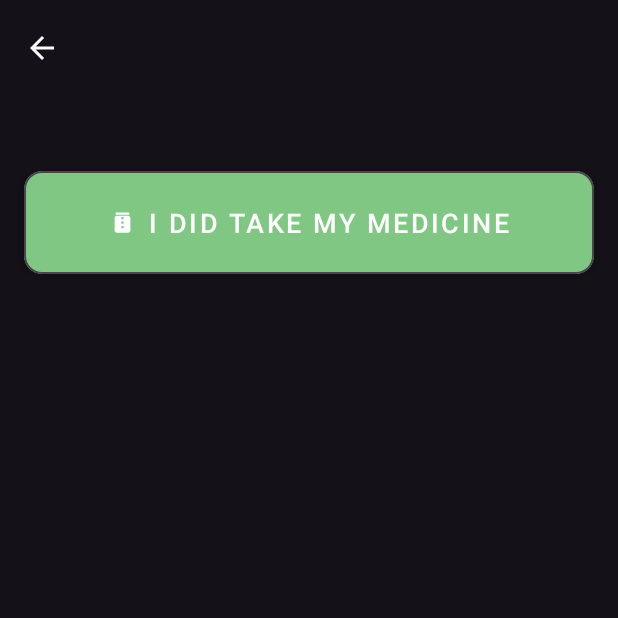
After one commit to m1tk/mhealthy, an Android app: the MedicineActivity screen opened directly, with no data from a screen before it, on a phone screen of 412 x 824 dp, the top half of it. The commit adds this screen. Run offline under Robolectric (Android 15) with nearby library versions, the phone set to English and light mode, and no system bars; network calls fail; 1 statement that could not run was skipped.

Commit message:
Adding medicine activity and fixing some minor display issues

```diff
--- a/mobile/app/src/main/AndroidManifest.xml
+++ b/mobile/app/src/main/AndroidManifest.xml
@@ -58,6 +58,9 @@
         <activity android:name=".ui.ActivityManagerActivity"
             android:exported="false" />
 
+        <activity android:name=".ui.MedicineActivity"
+            android:exported="false" />
+
         <activity android:name=".ui.SettingsActivity"
             android:configChanges="locale|orientation" />
 
--- a/mobile/app/src/main/java/fr/android/mhealthy/ui/CaregiverMainActivity.java
+++ b/mobile/app/src/main/java/fr/android/mhealthy/ui/CaregiverMainActivity.java
@@ -36,6 +36,7 @@ public class CaregiverMainActivity extends AppCompatActivity {
 
         Toolbar toolbar = findViewById(R.id.toolbar);
         setSupportActionBar(toolbar);
+        getSupportActionBar().setDisplayShowTitleEnabled(false);
 
         patient_view = findViewById(R.id.patient_view);
         adapter = new PatientRecycler(
--- /dev/null
+++ b/mobile/app/src/main/java/fr/android/mhealthy/ui/MedicineActivity.java
@@ -0,0 +1,47 @@
+package fr.android.mhealthy.ui;
+
+import android.content.Intent;
+import android.os.Bundle;
+import android.view.MenuItem;
+import android.view.View;
+import android.view.animation.Animation;
+import android.view.animation.AnimationUtils;
+import android.widget.TextView;
+
+import androidx.annotation.Nullable;
+import androidx.appcompat.app.AppCompatActivity;
+import androidx.appcompat.widget.Toolbar;
+
+import com.google.android.material.floatingactionbutton.FloatingActionButton;
+
+import fr.android.mhealthy.R;
+import fr.android.mhealthy.model.Medicine;
+import fr.android.mhealthy.model.Session;
+
+public class MedicineActivity extends AppCompatActivity {
+    @Override
+    protected void onCreate(@Nullable Bundle savedInstanceState) {
+        super.onCreate(savedInstanceState);
+        setContentView(R.layout.activity_medicine);
+
+        Toolbar toolbar = findViewById(R.id.toolbar);
+        setSupportActionBar(toolbar);
+        getSupportActionBar().setDisplayHomeAsUpEnabled(true);
+        getSupportActionBar().setDisplayShowTitleEnabled(false);
+
+        Intent intent = getIntent();
+        Medicine medicine = (Medicine) intent.getSerializableExtra("medicine");
+
+        TextView med_name = findViewById(R.id.tvMedTitle);
+        med_name.setText(medicine.name);
+    }
+
+    @Override
+    public boolean onOptionsItemSelected(MenuItem item) {
+        if (item.getItemId() == android.R.id.home) {
+            finish();
+            return true;
+        }
+        return super.onOptionsItemSelected(item);
+    }
+}
--- /dev/null
+++ b/mobile/app/src/main/res/layout/activity_medicine.xml
@@ -0,0 +1,52 @@
+<?xml version="1.0" encoding="utf-8"?>
+<androidx.constraintlayout.widget.ConstraintLayout xmlns:android="http://schemas.android.com/apk/res/android"
+    android:layout_width="match_parent"
+    android:layout_height="match_parent"
+    xmlns:app="http://schemas.android.com/apk/res-auto">
+
+    <androidx.appcompat.widget.Toolbar
+        android:id="@+id/toolbar"
+        android:layout_width="match_parent"
+        android:layout_height="?attr/actionBarSize"
+        android:background="@null"
+        app:navigationIcon="@drawable/baseline_arrow_back_24"
+        app:popupTheme="@style/ThemeOverlay.AppCompat"
+        app:layout_constraintTop_toTopOf="parent">
+        <TextView
+            android:id="@+id/tvMedTitle"
+            android:layout_width="wrap_content"
+            android:layout_height="wrap_content"
+            android:textSize="24sp"
+            android:textStyle="bold"
+            android:textColor="?attr/text_color"/>
+    </androidx.appcompat.widget.Toolbar>
+
+    <com.google.android.material.card.MaterialCardView
+        android:id="@+id/cardActivities"
+        android:layout_width="0dp"
+        android:layout_height="wrap_content"
+        android:layout_marginTop="50dp"
+        android:layout_marginHorizontal="16dp"
+        app:cardCornerRadius="12dp"
+        app:cardElevation="4dp"
+        android:backgroundTint="@color/done_color"
+        app:layout_constraintTop_toBottomOf="@id/toolbar"
+        app:layout_constraintStart_toStartOf="parent"
+        app:layout_constraintEnd_toEndOf="parent">
+
+        <com.google.android.material.button.MaterialButton
+            android:id="@+id/btnMedTaken"
+            android:layout_width="match_parent"
+            android:layout_height="wrap_content"
+            android:text="@string/med_taken"
+            android:textSize="18sp"
+            android:padding="16dp"
+            android:textColor="@android:color/white"
+            app:iconTint="@android:color/white"
+            app:icon="@drawable/ic_medication"
+            app:iconGravity="textStart"
+            app:iconPadding="8dp"
+            style="@style/Widget.MaterialComponents.Button.TextButton"/>
+    </com.google.android.material.card.MaterialCardView>
+
+</androidx.constraintlayout.widget.ConstraintLayout>
--- a/mobile/app/src/main/res/values/colors.xml
+++ b/mobile/app/src/main/res/values/colors.xml
@@ -11,6 +11,7 @@
     <color name="primary_dark">#ffffff</color>
 
     <color name="med_color">#43B51F</color>
+    <color name="done_color">#80C783</color>
 
     <color name="delete_color">#F83021</color>
 
--- a/mobile/app/src/main/res/values/strings.xml
+++ b/mobile/app/src/main/res/values/strings.xml
@@ -58,4 +58,5 @@
     <string name="new_patient">%1$s has been assigned to you</string>
     <string name="new_caregiver_title">New caregiver</string>
     <string name="new_caregiver">%1$s is your new caregiver, don\'t hesitate to contact him for all future issues!</string>
+    <string name="med_taken">I did take my medicine</string>
 </resources>
```
Also changed, not shown: mobile/app/src/main/java/fr/android/mhealthy/ui/MedicationManagerActivity.java (+5 -2 lines), mobile/app/src/main/res/layout/activity_caregiver_main.xml (+20 -11 lines), mobile/app/src/main/res/layout/activity_patient_main.xml (+3 -6 lines), 1 other file.
